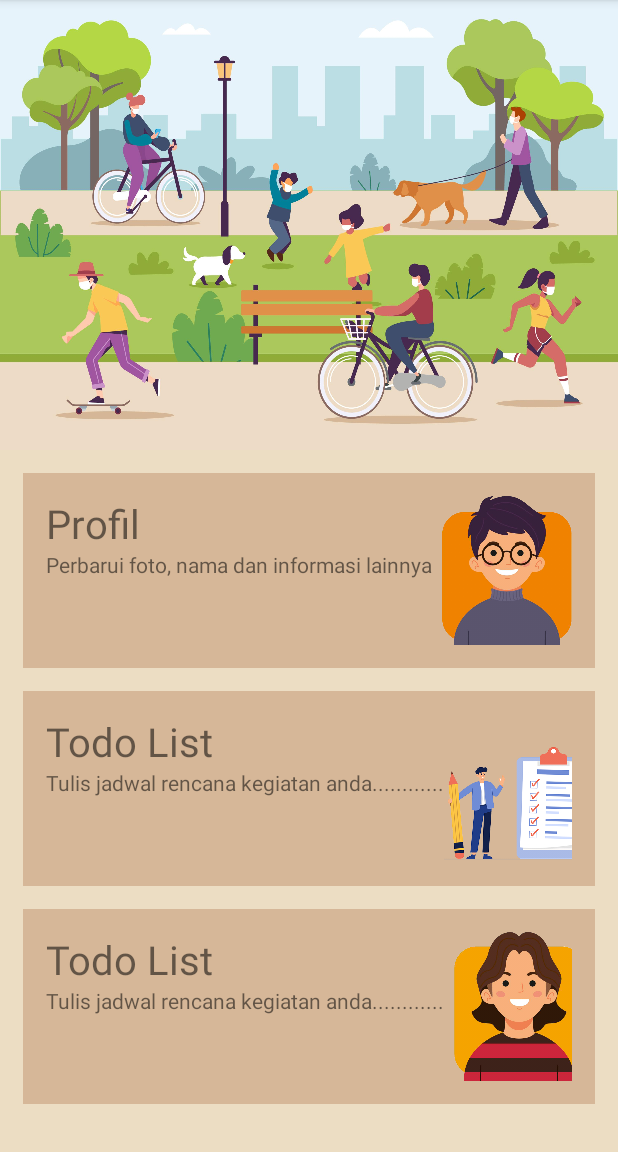
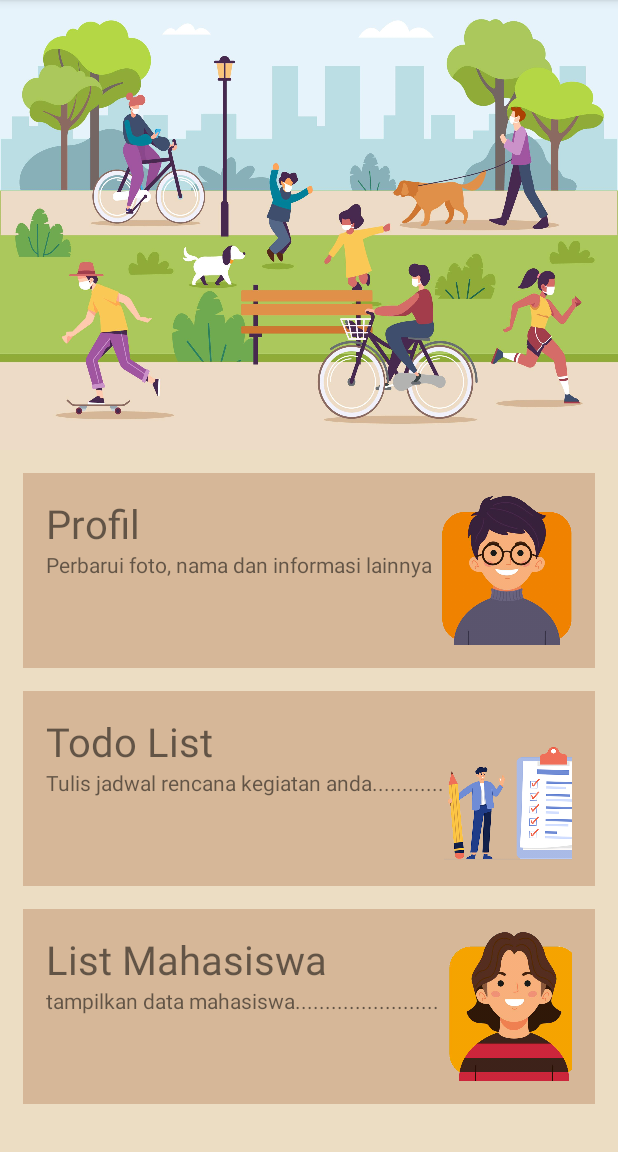
Before and after one commit to jovinjuan/androidapp, an Android app built with Jetpack Compose: the DashboardActivity screen opened directly, with no data from a screen before it, in the side drawer, after a tap on "open", on a phone screen of 412 x 824 dp, the part 84-1236 px from its top. Run offline under Robolectric (Android 15) with nearby library versions, the phone set to English and light mode, and no system bars; libraries missing offline, so code that uses them is left out: io.realm; 5 statements that could not run were skipped.

```diff
--- a/app/src/main/AndroidManifest.xml
+++ b/app/src/main/AndroidManifest.xml
@@ -12,6 +12,9 @@
         android:supportsRtl="true"
         android:theme="@style/Theme.PertamaApp"
         tools:targetApi="31">
+        <activity
+            android:name=".ListMahasiswaActivity"
+            android:exported="false" />
         <activity
             android:name=".TodoListActivity"
             android:exported="false" />
--- a/app/src/main/java/edu/uph/m23si2/pertamaapp/DashboardActivity.java
+++ b/app/src/main/java/edu/uph/m23si2/pertamaapp/DashboardActivity.java
@@ -24,7 +24,7 @@ import edu.uph.m23si2.pertamaapp.model.Mahasiswa;
 import io.realm.Realm;
 
 public class DashboardActivity extends AppCompatActivity {
-    LinearLayout llyProfil,llyTodolist;
+    LinearLayout llyProfil,llyTodolist,llyMahasiswa;
     TextView txvMahasiswa,txvNama,txvProdi;
     DrawerLayout drawerLayout;
     NavigationView navigationView;
@@ -66,6 +66,7 @@ public class DashboardActivity extends AppCompatActivity {
 
         llyProfil= findViewById(R.id.llyProfil);
         llyTodolist=findViewById(R.id.llyTodolist);
+        llyMahasiswa=findViewById(R.id.llyMahasiswa);
         llyProfil.setOnClickListener(new View.OnClickListener() {
             @Override
             public void onClick(View v) {
@@ -78,10 +79,21 @@ public class DashboardActivity extends AppCompatActivity {
                 toTodolist();
             }
         });
+        llyMahasiswa.setOnClickListener(new View.OnClickListener() {
+            @Override
+            public void onClick(View v) {
+                toListMahasiswa();
+            }
+        });
+
+    }
+    public void toListMahasiswa(){
+        Intent intent = new Intent(this,ListMahasiswaActivity.class);
+        startActivity(intent);
     }
     public void toProfil(){
         Intent intent = new Intent(this,ProfilActivity.class);
-        intent.putExtra("nama","Satria");
+        intent.putExtra("mode","create");
         startActivity(intent);
     }
 
--- /dev/null
+++ b/app/src/main/java/edu/uph/m23si2/pertamaapp/ListMahasiswaActivity.java
@@ -0,0 +1,44 @@
+package edu.uph.m23si2.pertamaapp;
+
+import android.os.Bundle;
+import android.widget.ListView;
+
+import androidx.activity.EdgeToEdge;
+import androidx.appcompat.app.AppCompatActivity;
+import androidx.core.graphics.Insets;
+import androidx.core.view.ViewCompat;
+import androidx.core.view.WindowInsetsCompat;
+
+import java.util.ArrayList;
+
+import edu.uph.m23si2.pertamaapp.adapter.MahasiswaAdapter;
+import edu.uph.m23si2.pertamaapp.model.Mahasiswa;
+import io.realm.Realm;
+import io.realm.RealmResults;
+
+public class ListMahasiswaActivity extends AppCompatActivity {
+
+    @Override
+    protected void onCreate(Bundle savedInstanceState) {
+        super.onCreate(savedInstanceState);
+        EdgeToEdge.enable(this);
+        setContentView(R.layout.activity_list_mahasiswa);
+        ViewCompat.setOnApplyWindowInsetsListener(findViewById(R.id.main), (v, insets) -> {
+            Insets systemBars = insets.getInsets(WindowInsetsCompat.Type.systemBars());
+            v.setPadding(systemBars.left, systemBars.top, systemBars.right, systemBars.bottom);
+            return insets;
+        });
+        Realm realm = Realm.getDefaultInstance();
+        final ArrayList<Mahasiswa> arrayList = new ArrayList<>();
+
+        RealmResults<Mahasiswa> results = realm.where(Mahasiswa.class).findAll();
+        if (results != null) {
+            arrayList.addAll(realm.copyFromRealm(results));
+        }
+
+        MahasiswaAdapter mhsAdapter = new MahasiswaAdapter(this, arrayList);
+        ListView mhsListView = findViewById(R.id.lsvMahasiswa);
+        mhsListView.setAdapter(mhsAdapter);
+
+    }
+}
--- a/app/src/main/res/layout/activity_dashboard.xml
+++ b/app/src/main/res/layout/activity_dashboard.xml
@@ -150,14 +150,14 @@
                         android:id="@+id/txvNama"
                         android:layout_width="wrap_content"
                         android:layout_height="wrap_content"
-                        android:text="Todo List"
+                        android:text="List Mahasiswa"
                         android:textSize="12pt">
                     </TextView>
                     <TextView
                         android:id="@+id/txvProdi"
                         android:layout_width="wrap_content"
                         android:layout_height="wrap_content"
-                        android:text="Tulis jadwal rencana kegiatan anda............">
+                        android:text="tampilkan data mahasiswa........................">
                     </TextView>
                 </LinearLayout>
                 <LinearLayout
--- a/app/src/main/res/layout/activity_profil.xml
+++ b/app/src/main/res/layout/activity_profil.xml
@@ -104,6 +104,12 @@
             android:layout_height="wrap_content"
             android:text="Simpan" />
 
+        <Button
+            android:id="@+id/btnBersihkan"
+            android:layout_width="match_parent"
+            android:layout_height="wrap_content"
+            android:text="Bersihkan Data"/>
+
         <TextView
             android:id="@+id/textView2"
             android:layout_width="match_parent"
```
Also changed, not shown: app/src/main/java/edu/uph/m23si2/pertamaapp/ProfilActivity.java (+68 -4 lines), app/src/main/java/edu/uph/m23si2/pertamaapp/adapter/MahasiswaAdapter.java (added, +85 -0 lines), app/src/main/res/layout/activity_list_mahasiswa.xml (added, +14 -0 lines), app/src/main/res/layout/layout_mahasiswa.xml (added, +45 -0 lines), app/src/main/res/drawable/delete.png (added).
